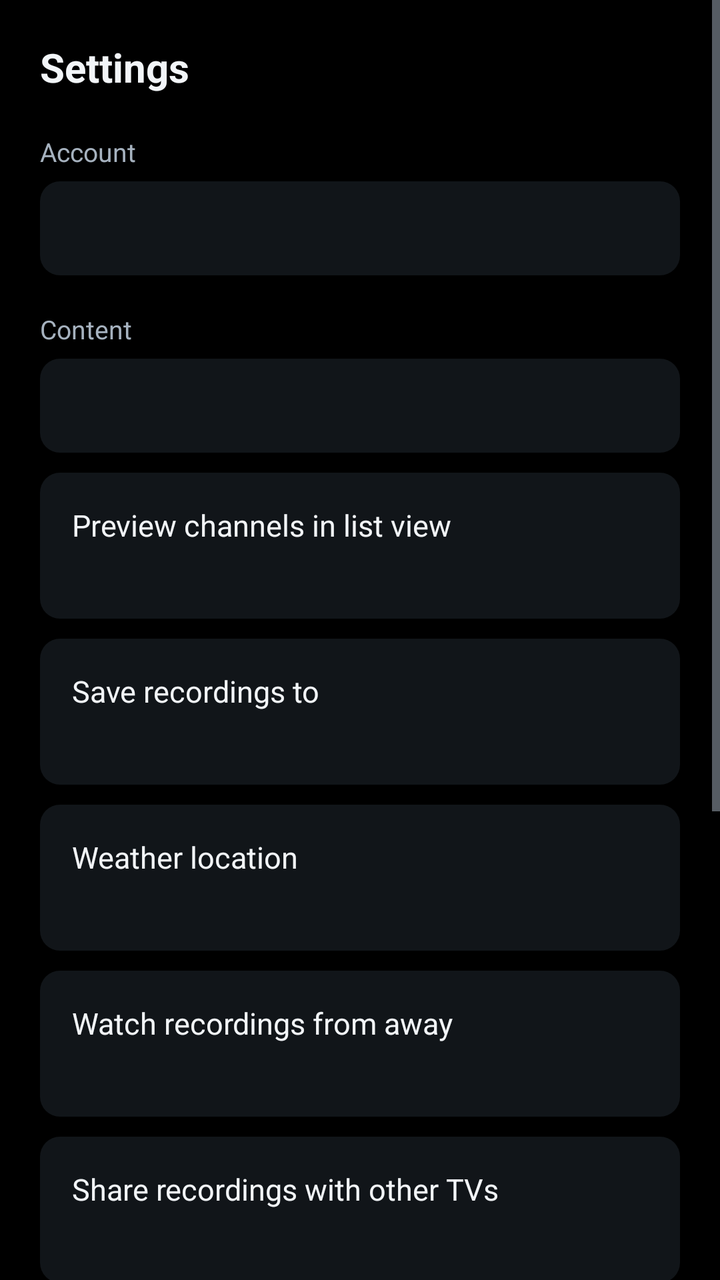
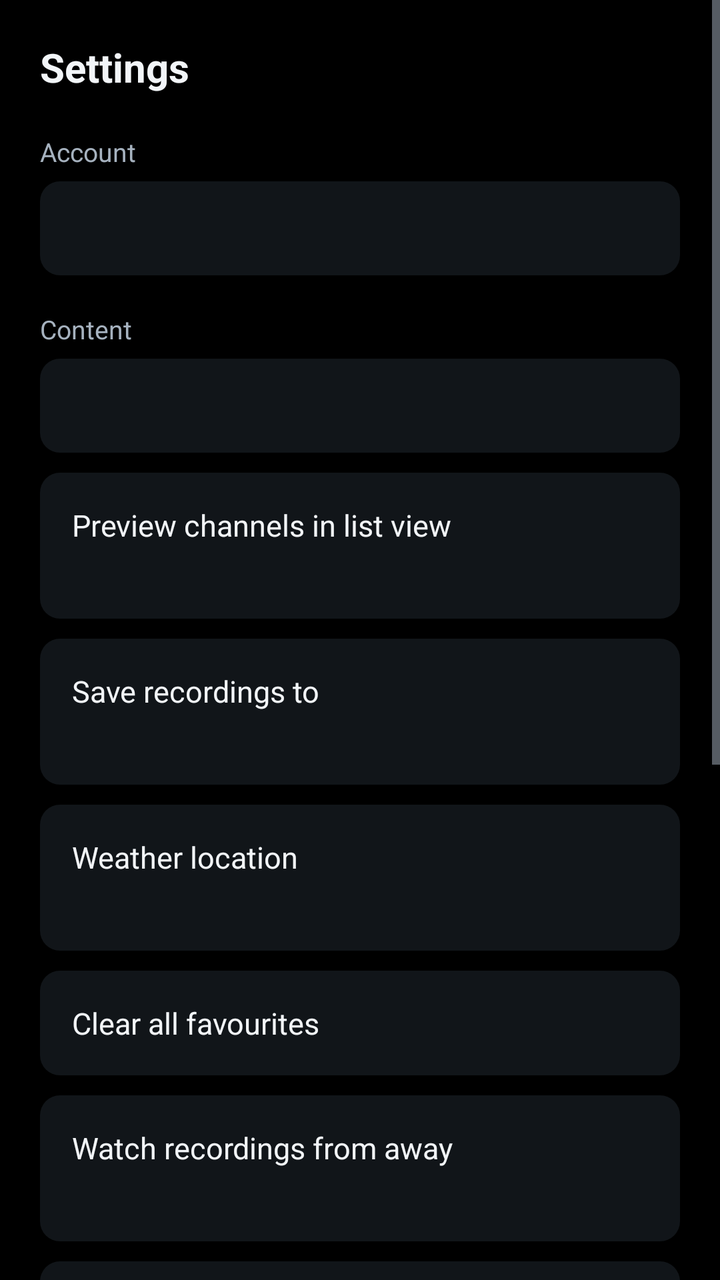

Screens rendered from an Android XML layout before and after an edit, with the pre-edit source and the edit as a unified diff.
<!-- AndroidManifest.xml: application theme AppTheme -->
<!-- res/layout/activity_settings.xml -->
<?xml version="1.0" encoding="utf-8"?>
<ScrollView xmlns:android="http://schemas.android.com/apk/res/android"
    android:layout_width="match_parent"
    android:layout_height="match_parent"
    android:background="@color/bg_base"
    android:fillViewport="true">

    <LinearLayout
        android:layout_width="match_parent"
        android:layout_height="wrap_content"
        android:orientation="vertical"
        android:padding="20dp">

        <TextView
            android:layout_width="wrap_content"
            android:layout_height="wrap_content"
            android:text="@string/settings"
            android:textColor="@color/text_primary"
            android:textSize="20sp"
            android:textStyle="bold" />

        <TextView
            android:layout_width="wrap_content"
            android:layout_height="wrap_content"
            android:layout_marginTop="20dp"
            android:text="@string/account"
            android:textColor="@color/text_secondary"
            android:textSize="13sp" />

        <TextView
            android:id="@+id/accountSummary"
            android:layout_width="match_parent"
            android:layout_height="wrap_content"
            android:layout_marginTop="6dp"
            android:background="@drawable/bg_row"
            android:lineSpacingExtra="4dp"
            android:padding="14dp"
            android:textColor="@color/text_primary"
            android:textSize="14sp" />

        <TextView
            android:layout_width="wrap_content"
            android:layout_height="wrap_content"
            android:layout_marginTop="18dp"
            android:text="@string/content"
            android:textColor="@color/text_secondary"
            android:textSize="13sp" />

        <TextView
            android:id="@+id/catalogueSummary"
            android:layout_width="match_parent"
            android:layout_height="wrap_content"
            android:layout_marginTop="6dp"
            android:background="@drawable/bg_row"
            android:padding="14dp"
            android:textColor="@color/text_primary"
            android:textSize="14sp" />

        <LinearLayout
            android:id="@+id/previewRow"
            android:layout_width="match_parent"
            android:layout_height="wrap_content"
            android:layout_marginTop="10dp"
            android:background="@drawable/bg_row"
            android:clickable="true"
            android:focusable="true"
            android:orientation="vertical"
            android:padding="16dp">

            <TextView
                android:layout_width="match_parent"
                android:layout_height="wrap_content"
                android:text="@string/channel_preview"
                android:textColor="@color/text_primary"
                android:textSize="15sp" />

            <TextView
                android:id="@+id/previewState"
                android:layout_width="match_parent"
                android:layout_height="wrap_content"
                android:layout_marginTop="3dp"
                android:textColor="@color/text_secondary"
                android:textSize="13sp" />
        </LinearLayout>

        
        <LinearLayout
            android:id="@+id/storageRow"
            android:layout_width="match_parent"
            android:layout_height="wrap_content"
            android:layout_marginTop="10dp"
            android:background="@drawable/bg_row"
            android:clickable="true"
            android:focusable="true"
            android:orientation="vertical"
            android:padding="16dp">

            <TextView
                android:layout_width="match_parent"
                android:layout_height="wrap_content"
                android:text="@string/recording_storage_row"
                android:textColor="@color/text_primary"
                android:textSize="15sp" />

            <TextView
                android:id="@+id/storageState"
                android:layout_width="match_parent"
                android:layout_height="wrap_content"
                android:layout_marginTop="3dp"
                android:textColor="@color/text_secondary"
                android:textSize="13sp" />
        </LinearLayout>

        <LinearLayout
            android:id="@+id/weatherRow"
            android:layout_width="match_parent"
            android:layout_height="wrap_content"
            android:layout_marginTop="10dp"
            android:background="@drawable/bg_row"
            android:clickable="true"
            android:focusable="true"
            android:orientation="vertical"
            android:padding="16dp">

            <TextView
                android:layout_width="match_parent"
                android:layout_height="wrap_content"
                android:text="@string/weather_town_row"
                android:textColor="@color/text_primary"
                android:textSize="15sp" />

            <TextView
                android:id="@+id/weatherState"
                android:layout_width="match_parent"
                android:layout_height="wrap_content"
                android:layout_marginTop="3dp"
                android:textColor="@color/text_secondary"
                android:textSize="13sp" />
        </LinearLayout>

        <LinearLayout
            android:id="@+id/awayRow"
            android:layout_width="match_parent"
            android:layout_height="wrap_content"
            android:layout_marginTop="10dp"
            android:background="@drawable/bg_row"
            android:clickable="true"
            android:focusable="true"
            android:orientation="vertical"
            android:padding="16dp">

            <TextView
                android:layout_width="match_parent"
                android:layout_height="wrap_content"
                android:text="@string/away_row"
                android:textColor="@color/text_primary"
                android:textSize="15sp" />

            <TextView
                android:id="@+id/awayState"
                android:layout_width="match_parent"
                android:layout_height="wrap_content"
                android:layout_marginTop="3dp"
                android:textColor="@color/text_secondary"
                android:textSize="13sp" />
        </LinearLayout>

        <LinearLayout
            android:id="@+id/shareRow"
            android:layout_width="match_parent"
            android:layout_height="wrap_content"
            android:layout_marginTop="10dp"
            android:background="@drawable/bg_row"
            android:clickable="true"
            android:focusable="true"
            android:orientation="vertical"
            android:padding="16dp">

            <TextView
                android:layout_width="match_parent"
                android:layout_height="wrap_content"
                android:text="@string/share_row"
                android:textColor="@color/text_primary"
                android:textSize="15sp" />

            <TextView
                android:id="@+id/shareState"
                android:layout_width="match_parent"
                android:layout_height="wrap_content"
                android:layout_marginTop="3dp"
                android:textColor="@color/text_secondary"
                android:textSize="13sp" />
        </LinearLayout>

        <TextView
            android:id="@+id/phoneRow"
            android:layout_width="match_parent"
            android:layout_height="wrap_content"
            android:layout_marginTop="10dp"
            android:background="@drawable/bg_row"
            android:clickable="true"
            android:focusable="true"
            android:padding="16dp"
            android:text="@string/phone_recordings"
            android:textColor="@color/text_primary"
            android:textSize="15sp" />

        <TextView
            android:id="@+id/checkRow"
            android:layout_width="match_parent"
            android:layout_height="wrap_content"
            android:layout_marginTop="10dp"
            android:background="@drawable/bg_row"
            android:clickable="true"
            android:focusable="true"
            android:padding="16dp"
            android:text="@string/check_device"
            android:textColor="@color/text_primary"
            android:textSize="15sp" />

        <TextView
            android:id="@+id/refreshRow"
            android:layout_width="match_parent"
            android:layout_height="wrap_content"
            android:layout_marginTop="10dp"
            android:background="@drawable/bg_row"
            android:clickable="true"
            android:focusable="true"
            android:padding="16dp"
            android:text="@string/refresh_content"
            android:textColor="@color/text_primary"
            android:textSize="15sp" />

        <TextView
            android:id="@+id/clearSearchRow"
            android:layout_width="match_parent"
            android:layout_height="wrap_content"
            android:layout_marginTop="10dp"
            android:background="@drawable/bg_row"
            android:clickable="true"
            android:focusable="true"
            android:padding="16dp"
            android:text="@string/clear_searches"
            android:textColor="@color/text_primary"
            android:textSize="15sp" />

        <TextView
            android:id="@+id/errorRow"
            android:layout_width="match_parent"
            android:layout_height="wrap_content"
            android:layout_marginTop="10dp"
            android:background="@drawable/bg_row"
            android:clickable="true"
            android:focusable="true"
            android:padding="16dp"
            android:text="@string/last_error"
            android:textColor="@color/text_primary"
            android:textSize="15sp"
            android:visibility="gone" />

        <TextView
            android:id="@+id/signOutRow"
            android:layout_width="match_parent"
            android:layout_height="wrap_content"
            android:layout_marginTop="10dp"
            android:background="@drawable/bg_row"
            android:clickable="true"
            android:focusable="true"
            android:padding="16dp"
            android:text="@string/sign_out"
            android:textColor="@color/text_primary"
            android:textSize="15sp" />

        <TextView
            android:id="@+id/versionLabel"
            android:layout_width="match_parent"
            android:layout_height="wrap_content"
            android:layout_marginTop="20dp"
            android:gravity="center"
            android:textColor="@color/text_secondary"
            android:textSize="12sp" />
    </LinearLayout>
</ScrollView>
<!-- resources referenced by this layout -->
<resources>
  <color name="bg_base">#FF000000</color>
  <color name="text_primary">#FFF2F5F8</color>
  <color name="text_secondary">#FFA6B2BF</color>
  <!-- drawable bg_row (drawable) -->
  <?xml version="1.0" encoding="utf-8"?>
  <selector xmlns:android="http://schemas.android.com/apk/res/android">
      <item android:state_focused="true">
          <shape android:shape="rectangle">
              <solid android:color="@color/focus_fill" />
              <corners android:radius="10dp" />
          </shape>
      </item>
      <item android:state_pressed="true">
          <shape android:shape="rectangle">
              <solid android:color="@color/focus_fill" />
              <corners android:radius="10dp" />
          </shape>
      </item>
      <item>
          <shape android:shape="rectangle">
              <solid android:color="@color/bg_surface" />
              <corners android:radius="10dp" />
          </shape>
      </item>
  </selector>
  <string name="account">Account</string>
  <string name="away_row">Watch recordings from away</string>
  <string name="channel_preview">Preview channels in list view</string>
  <string name="check_device">Check my device</string>
  <string name="clear_searches">Clear recent searches</string>
  <string name="content">Content</string>
  <string name="last_error">View last error report</string>
  <string name="phone_recordings">Check for phone recordings</string>
  <string name="recording_storage_row">Save recordings to</string>
  <string name="refresh_content">Refresh content now</string>
  <string name="settings">Settings</string>
  <string name="share_row">Share recordings with other TVs</string>
  <string name="sign_out">Sign out</string>
  <string name="weather_town_row">Weather location</string>
  <style name="AppTheme" parent="Theme.Material3.Dark.NoActionBar">
          <item name="colorPrimary">@color/brand_primary</item>
          <item name="colorPrimaryDark">@color/brand_primary_dark</item>
          <item name="colorSecondary">@color/brand_accent</item>
          <item name="android:windowBackground">@color/bg_base</item>
          <item name="android:statusBarColor">@color/bg_base</item>
          <item name="android:navigationBarColor">@color/bg_base</item>
          <item name="android:textColorPrimary">@color/text_primary</item>
          <item name="android:textColorSecondary">@color/text_secondary</item>
          
          <item name="alertDialogTheme">@style/JohnnyDialog</item>
      </style>
  <color name="focus_fill">#FF2E7DF7</color>
  <color name="bg_surface">#FF111519</color>
  <color name="brand_primary">#FF2E7DF7</color>
  <color name="brand_primary_dark">#FF1B4FA8</color>
  <color name="brand_accent">#FF32D6A0</color>
  <style name="JohnnyDialog" parent="ThemeOverlay.AppCompat.Dialog.Alert">
          <item name="android:background">@color/bg_surface</item>
          <item name="android:textColor">@color/text_primary</item>
          <item name="android:textColorPrimary">@color/text_primary</item>
          <item name="android:textColorSecondary">@color/text_secondary</item>
          <item name="colorAccent">@color/brand_primary</item>
      </style>
</resources>

<!-- the commit's change to res/layout/activity_settings.xml (unified diff, before → after) -->
@@ -138,6 +138,19 @@
                 android:textSize="13sp" />
         </LinearLayout>
 
+        <TextView
+            android:id="@+id/clearFavouritesRow"
+            android:layout_width="match_parent"
+            android:layout_height="wrap_content"
+            android:layout_marginTop="10dp"
+            android:background="@drawable/bg_row"
+            android:clickable="true"
+            android:focusable="true"
+            android:padding="16dp"
+            android:text="@string/clear_favourites"
+            android:textColor="@color/text_primary"
+            android:textSize="15sp" />
+
         <LinearLayout
             android:id="@+id/awayRow"
             android:layout_width="match_parent"
<!-- resource entries referenced after the edit -->
@@ -29,6 +29,7 @@
   <string name="away_row">Watch recordings from away</string>
   <string name="channel_preview">Preview channels in list view</string>
   <string name="check_device">Check my device</string>
+  <string name="clear_favourites">Clear all favourites</string>
   <string name="clear_searches">Clear recent searches</string>
   <string name="content">Content</string>
   <string name="last_error">View last error report</string>
